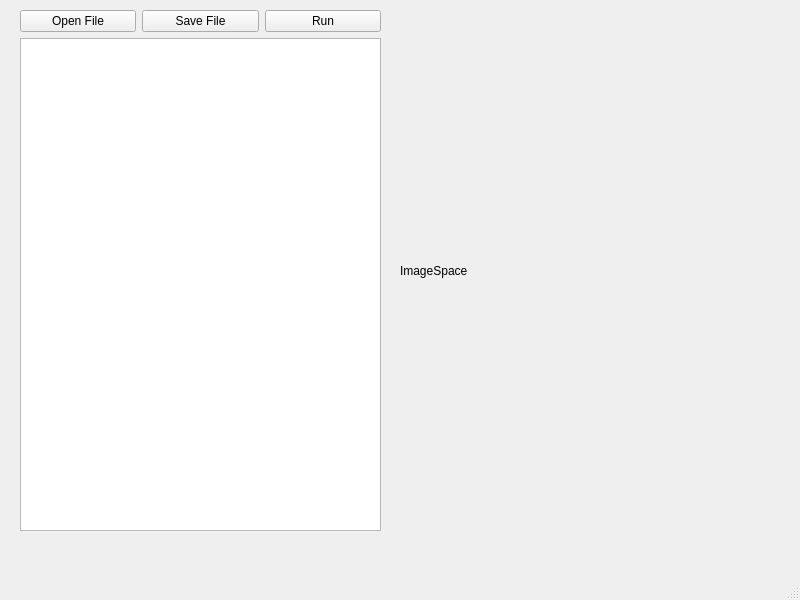
Qt form app/ui/mainwindow.ui (nkucht4/BoardLang) before a commit.
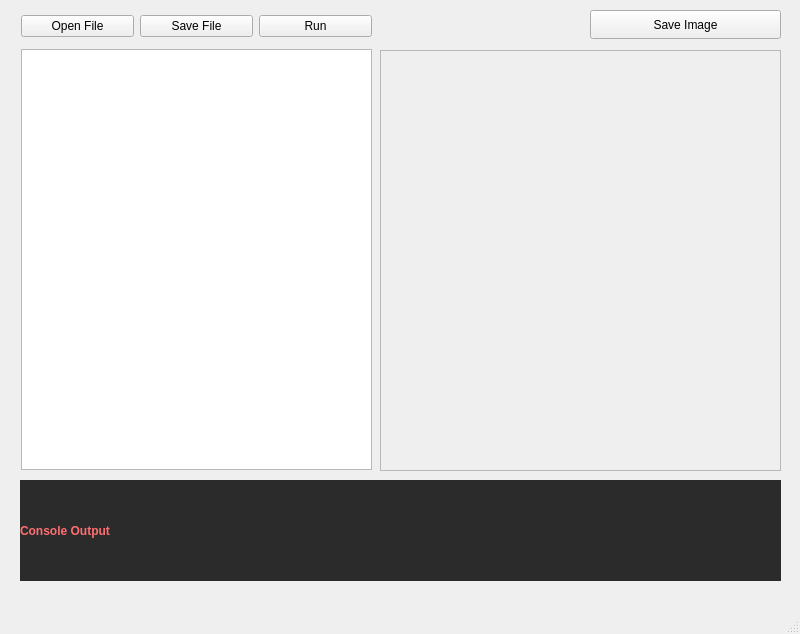
The same form after that commit.

Commit message: Scrollable board preview + placeholder for error handling outputs

```diff
--- a/app/ui/mainwindow.ui
+++ b/app/ui/mainwindow.ui
@@ -7,37 +7,81 @@
     <x>0</x>
     <y>0</y>
     <width>800</width>
-    <height>600</height>
+    <height>634</height>
    </rect>
   </property>
   <property name="windowTitle">
    <string>MainWindow</string>
   </property>
   <widget class="QWidget" name="centralwidget">
-   <widget class="QLabel" name="imageSpace">
+   <widget class="QPushButton" name="saveImageButton">
     <property name="geometry">
      <rect>
-      <x>400</x>
+      <x>590</x>
       <y>10</y>
-      <width>381</width>
-      <height>521</height>
+      <width>191</width>
+      <height>29</height>
      </rect>
     </property>
     <property name="text">
-     <string>ImageSpace</string>
+     <string>Save Image</string>
     </property>
    </widget>
-   <widget class="QWidget" name="layoutWidget">
+   <widget class="QLabel" name="consoleOutput">
     <property name="geometry">
      <rect>
       <x>20</x>
-      <y>10</y>
-      <width>361</width>
-      <height>521</height>
+      <y>480</y>
+      <width>761</width>
+      <height>101</height>
      </rect>
     </property>
-    <layout class="QVBoxLayout" name="verticalLayout">
-     <item>
+    <property name="styleSheet">
+     <string notr="true">background-color: #2b2b2b;
+color: rgb(255, 110, 112);   
+font-weight: bold;
+</string>
+    </property>
+    <property name="text">
+     <string>Console Output</string>
+    </property>
+   </widget>
+   <widget class="QScrollArea" name="scrollArea">
+    <property name="geometry">
+     <rect>
+      <x>380</x>
+      <y>50</y>
+      <width>401</width>
+      <height>421</height>
+     </rect>
+    </property>
+    <property name="widgetResizable">
+     <bool>true</bool>
+    </property>
+
+     <widget class="QLabel" name="imageSpace">
+      <property name="geometry">
+       <rect>
+        <x>0</x>
+        <y>0</y>
+        <width>401</width>
+        <height>421</height>
+       </rect>
+      </property>
+      <property name="text">
+       <string>   </string>
+      </property>
+     </widget>
+   </widget>
+   <widget class="QWidget" name="">
+    <property name="geometry">
+     <rect>
+      <x>21</x>
+      <y>11</y>
+      <width>351</width>
+      <height>31</height>
+     </rect>
+    </property>
       <layout class="QHBoxLayout" name="horizontalLayout">
        <item>
         <widget class="QPushButton" name="openButton">
@@ -61,11 +105,16 @@
         </widget>
        </item>
       </layout>
-     </item>
-     <item>
-      <widget class="QPlainTextEdit" name="textEditor"/>
-     </item>
-    </layout>
+   </widget>
+   <widget class="QPlainTextEdit" name="textEditor">
+    <property name="geometry">
+     <rect>
+      <x>21</x>
+      <y>49</y>
+      <width>351</width>
+      <height>421</height>
+     </rect>
+    </property>
    </widget>
   </widget>
   <widget class="QMenuBar" name="menubar">
```
Lines whose indentation alone changed are shown as unchanged. The commit also changes 3 other files.
